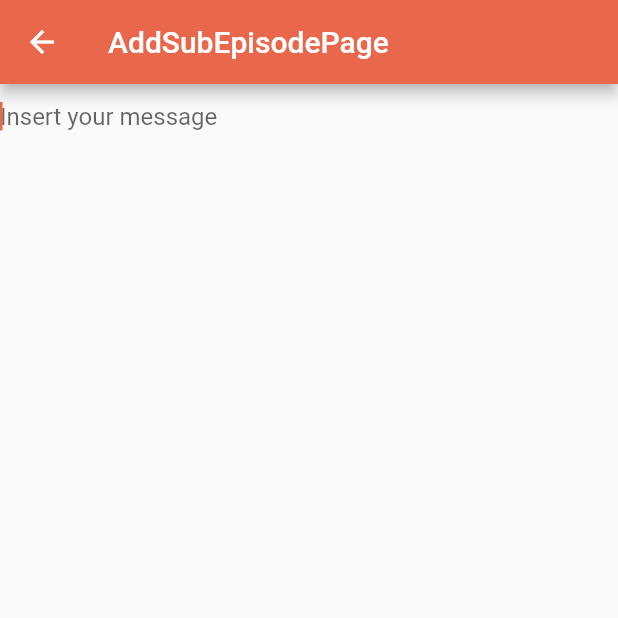
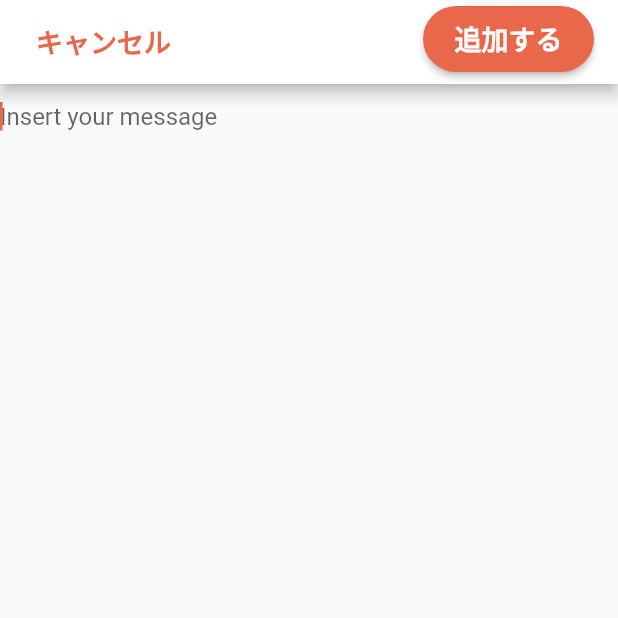
Before and after one commit to oonyaTeam/memory_share, a Flutter app: the AddSubEpisodePage screen opened directly, on a phone screen of 412 x 824 dp, the top half of it. Run offline on Flutter 3.47's test engine with Material 2 defaults, Android fonts, the phone set to English and light mode, and no system bars; our stand-ins replace geolocator, google_maps_flutter, image_picker; missing offline and left inert: arcore_flutter_plugin, flutter_config.

Commit message:
Add: EditorAppBarの作成

```diff
--- a/lib/pages/add_sub_episode_page.dart
+++ b/lib/pages/add_sub_episode_page.dart
@@ -1,11 +1,14 @@
 import 'package:flutter/material.dart';
+import 'package:memory_share/widgets/widgets.dart';
 
 class AddSubEpisodePage extends StatelessWidget {
   @override
   Widget build(BuildContext context) {
     return Scaffold(
-      appBar: AppBar(
-        title: Text("AddSubEpisodePage"),
+      appBar: EditorAppBar(
+        postLabel: "追加する",
+        onPost: () => {},
+        onCancel: () => {},
       ),
       body: Center(
         child: SingleChildScrollView(
--- /dev/null
+++ b/lib/widgets/EditorAppBar.dart
@@ -0,0 +1,54 @@
+import 'package:flutter/material.dart';
+import 'package:memory_share/widgets/widgets.dart';
+
+class EditorAppBar extends StatelessWidget with PreferredSizeWidget {
+  const EditorAppBar({
+    Key key,
+    this.postLabel,
+    this.onCancel,
+    this.onPost,
+  }) : super(key: key);
+
+  final String postLabel;
+  final void Function() onCancel;
+  final void Function() onPost;
+
+  @override
+  Widget build(BuildContext context) {
+    return AppBar(
+      centerTitle: true,
+      title: Stack(
+        children: [
+          Align(
+            alignment: Alignment.centerLeft,
+            child: Container(
+              margin: EdgeInsets.only(left: 0),
+              child: TextButton(
+                onPressed: () => onCancel(),
+                child: Text('キャンセル'),
+                style: TextButton.styleFrom(
+                  textStyle: TextStyle(
+                    fontSize: 18,
+                    fontWeight: FontWeight.bold,
+                  ),
+                ),
+              ),
+            ),
+          ),
+          Align(
+            alignment: Alignment.centerRight,
+            child: Container(
+              //margin: EdgeInsets.all(0.0),
+              child: VariableButton("${postLabel}", () => onPost(), 114.0, 44.0),
+            ),
+          ),
+        ],
+      ),
+      backgroundColor: Colors.white,
+      automaticallyImplyLeading: false,
+    );
+  }
+
+  @override
+  Size get preferredSize => Size.fromHeight(kToolbarHeight);
+}
--- a/lib/widgets/widgets.dart
+++ b/lib/widgets/widgets.dart
@@ -3,3 +3,4 @@ export 'BottomModalBuilder.dart';
 export 'DetermineDestinationDialogBuilder.dart';
 export 'longButton.dart';
 export 'VariableButton.dart';
+export 'EditorAppBar.dart';
```
Also changed, not shown: lib/pages/post_page.dart (+4 -34 lines).
